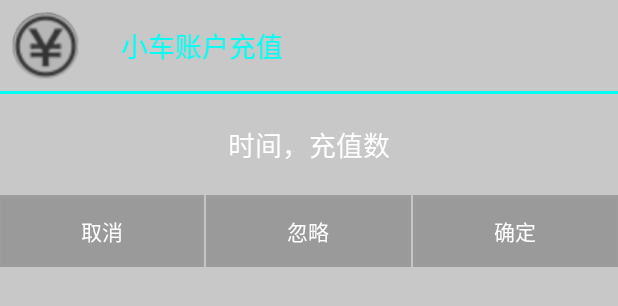
After one commit to marliao/ITS, an Android app: the layout dialog_myself.xml on its own in the app's theme, with its tools: preview values and no code run, on a phone screen of 412 x 824 dp. The commit adds this screen. Shown: the top 306 px of the screen. Run offline under Robolectric (Android 15) with nearby library versions, the phone set to English and light mode, and no system bars.

Commit message:
修改一些需求

```diff
--- /dev/null
+++ b/app/src/main/res/layout/dialog_myself.xml
@@ -0,0 +1,80 @@
+<?xml version="1.0" encoding="utf-8"?>
+<LinearLayout xmlns:android="http://schemas.android.com/apk/res/android"
+    android:layout_width="match_parent"
+    android:layout_height="match_parent"
+    android:background="#3000"
+    android:orientation="vertical">
+
+    <LinearLayout
+        android:layout_width="match_parent"
+        android:layout_height="wrap_content"
+        android:orientation="horizontal">
+
+        <ImageView
+            android:layout_width="50dp"
+            android:layout_height="50dp"
+            android:layout_margin="5dp"
+            android:src="@drawable/rmb" />
+
+        <TextView
+            android:layout_width="match_parent"
+            android:layout_height="match_parent"
+            android:layout_marginLeft="20dp"
+            android:gravity="center_vertical"
+            android:text="小车账户充值"
+            android:textColor="#00FFF5"
+            android:textSize="18sp" />
+    </LinearLayout>
+
+    <View
+        android:layout_width="match_parent"
+        android:layout_height="2dp"
+        android:background="#00FFF5" />
+
+    <TextView
+        android:id="@+id/tv_time_recharge"
+        android:layout_width="match_parent"
+        android:layout_height="wrap_content"
+        android:layout_marginTop="20dp"
+        android:gravity="center"
+        android:text="时间，充值数"
+        android:textColor="#fff"
+        android:textSize="18sp" />
+
+    <LinearLayout
+        android:layout_width="match_parent"
+        android:layout_height="wrap_content"
+        android:layout_marginTop="20dp"
+        android:orientation="horizontal">
+
+        <Button
+            android:id="@+id/btn_cancel"
+            android:layout_width="wrap_content"
+            android:layout_height="wrap_content"
+            android:layout_marginRight="1dp"
+            android:layout_weight="1"
+            android:background="#3000"
+            android:text="取消"
+            android:textColor="#fff" />
+
+        <Button
+            android:id="@+id/btn_ignore"
+            android:layout_width="wrap_content"
+            android:layout_height="wrap_content"
+            android:layout_marginRight="1dp"
+            android:layout_weight="1"
+            android:background="#3000"
+            android:text="忽略"
+            android:textColor="#fff" />
+
+        <Button
+            android:id="@+id/btn_determine"
+            android:layout_width="wrap_content"
+            android:layout_height="wrap_content"
+            android:layout_weight="1"
+            android:background="#3000"
+            android:text="确定"
+            android:textColor="#fff" />
+    </LinearLayout>
+
+</LinearLayout>
--- a/app/src/main/res/layout/main_layout.xml
+++ b/app/src/main/res/layout/main_layout.xml
@@ -51,6 +51,7 @@
             android:layout_height="300dp"
             android:scaleX="1.5"
             android:layout_centerInParent="true"
+            android:layout_alignParentTop="true"
             android:src="@drawable/bg_day" />
 
         <LinearLayout
--- a/app/src/main/res/values/styles.xml
+++ b/app/src/main/res/values/styles.xml
@@ -9,8 +9,7 @@
         <item name="windowNoTitle">true</item>
     </style>
 
-    <style name="styletest" parent="@android:style/Theme.Dialog">
-        <item name="android:windowIsTranslucent">false</item><!--半透明-->
-        <!--<item name="android:windowBackground">@android:color/transparent</item>&lt;!&ndash;背景透明&ndash;&gt;-->
+    <style name="NoBackGroundDialog" parent="@android:style/Theme.Holo.Light.Dialog">
+        <item name="android:windowBackground">@android:color/transparent</item>
     </style>
 </resources>
```
Also changed, not shown: app/src/main/java/com/marliao/intelligenttransportation/Activity/CarAccountActivity.java (+102 -27 lines).
